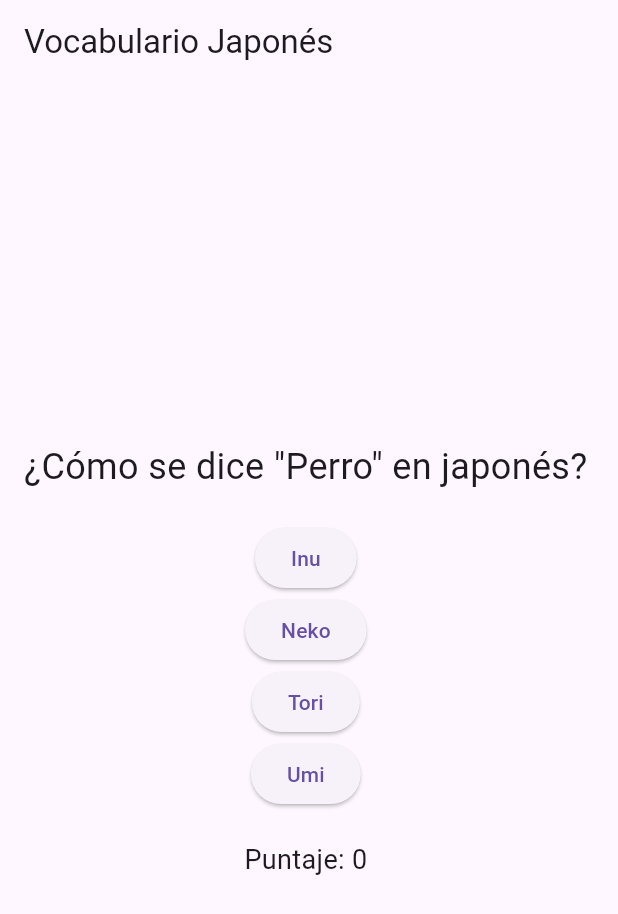
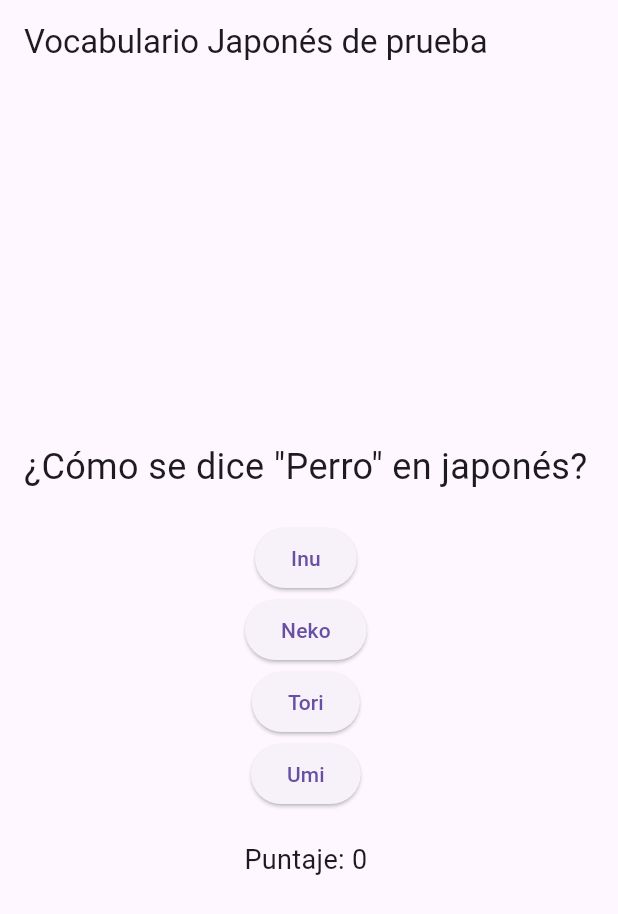
Before and after one commit to OscarELCRACK17/app_japones, a Flutter app: the screen it shows after launch, on a phone screen of 412 x 824 dp. Shown: the top 914 px of the screen. Run offline on Flutter 3.47's test engine with Material 3 defaults, Android fonts, the phone set to English and light mode, and no system bars.

Commit message:
cambio en el titulo

```diff
--- a/lib/main.dart
+++ b/lib/main.dart
@@ -77,7 +77,7 @@ class _QuizPageState extends State<QuizPage> {
 
     return Scaffold(
       appBar: AppBar(
-        title: Text('Vocabulario Japonés'),
+        title: Text('Vocabulario Japonés de prueba'),
       ),
       body: Padding(
         padding: const EdgeInsets.all(16.0),
```
